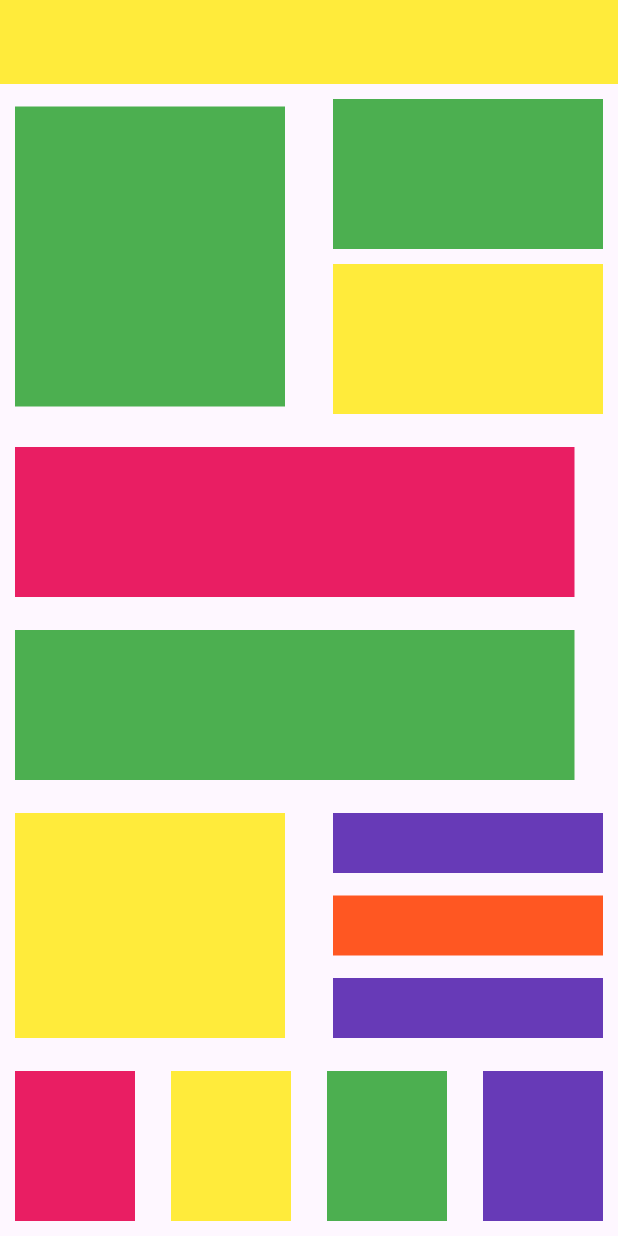
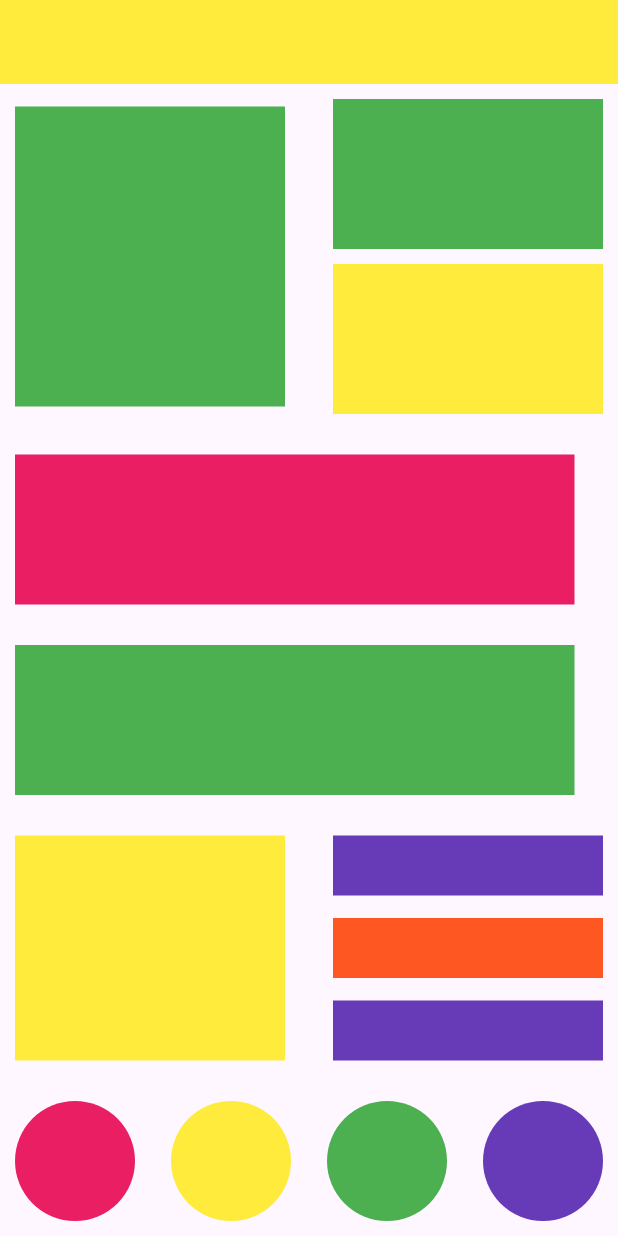
Before and after one commit to DP-Flutter-course/layout-app, a Flutter app: the screen it shows after launch, on a phone screen of 412 x 824 dp. Run offline on Flutter 3.47's test engine with Material 3 defaults, Android fonts, the phone set to English and light mode, and no system bars.

Commit message:
add border radius

```diff
--- a/layout_app/lib/main.dart
+++ b/layout_app/lib/main.dart
@@ -113,26 +113,38 @@ class MyApp extends StatelessWidget {
                 mainAxisAlignment: MainAxisAlignment.spaceBetween,
                 children: [
                   Container(
-                        color: Colors.pink,
-                        height: 100,
+                        decoration: BoxDecoration(
+                      color: Colors.pink,
+                      borderRadius: BorderRadius.circular(100),
+                    ),
+                        height: 80,
                         width: 80,
                       ),
 
                   Container(
-                        color: Colors.yellow,
-                        height: 100,
+                        decoration: BoxDecoration(
+                      color: Colors.yellow,
+                      borderRadius: BorderRadius.circular(100),
+                    ),
+                        height: 80,
                         width: 80,
                       ),
 
                   Container(
-                        color: Colors.green,
-                        height: 100,
+                        decoration: BoxDecoration(
+                      color: Colors.green,
+                      borderRadius: BorderRadius.circular(100),
+                    ),
+                        height: 80,
                         width: 80,
                       ),
 
                   Container(
-                        color: Colors.deepPurple,
-                        height: 100,
+                    decoration: BoxDecoration(
+                      color: Colors.deepPurple,
+                      borderRadius: BorderRadius.circular(100),
+                    ),
+                        height: 80,
                         width: 80,
                       ),
                 ],
```
